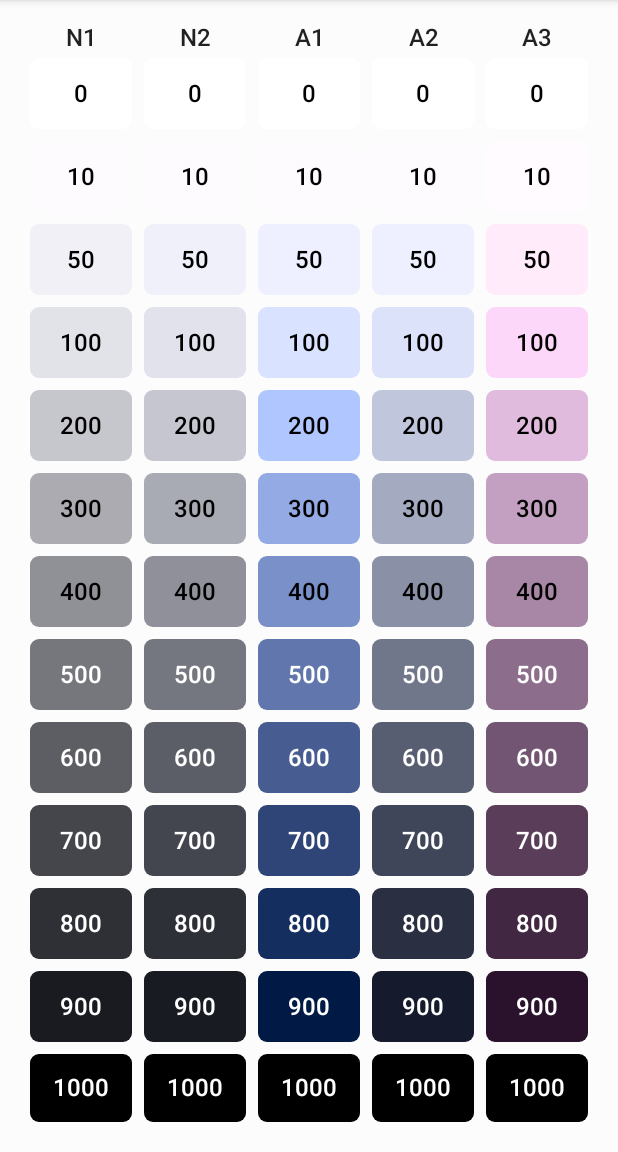
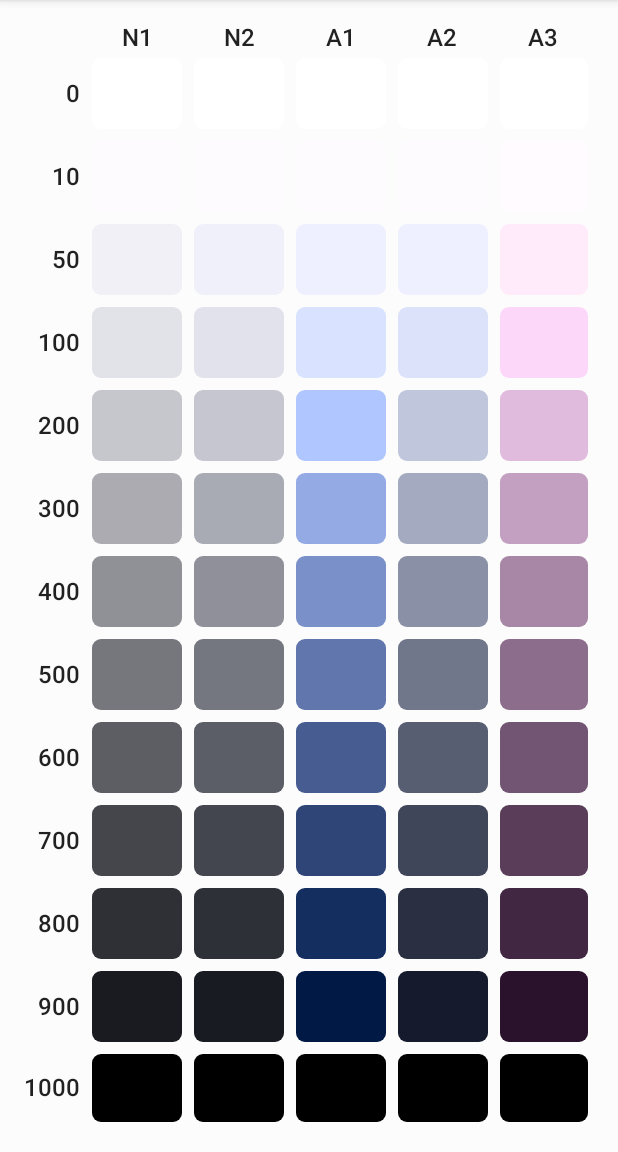
Before and after one commit to Daniel-WD/MaterialYouColorPaletteViewer, an Android app built with Jetpack Compose: the screen it shows after launch (MainActivity), on a phone screen of 412 x 824 dp, the part 84-1236 px from its top. Run offline under Robolectric (Android 15) with nearby library versions, the phone set to English and light mode, and no system bars; our stand-ins replace Dagger/Hilt's generated code, accompanist, livedata-compose.

```diff
--- a/app/src/main/java/com/titaniel/materialyoucolorpaletteviewer/ui/screens/PaletteScreen.kt
+++ b/app/src/main/java/com/titaniel/materialyoucolorpaletteviewer/ui/screens/PaletteScreen.kt
@@ -2,7 +2,10 @@ package com.titaniel.materialyoucolorpaletteviewer.ui.screens
 
 import android.app.Application
 import androidx.compose.foundation.layout.*
-import androidx.compose.material.*
+import androidx.compose.material.MaterialTheme
+import androidx.compose.material.Surface
+import androidx.compose.material.Text
+import androidx.compose.material.TopAppBar
 import androidx.compose.runtime.Composable
 import androidx.compose.runtime.SideEffect
 import androidx.compose.runtime.getValue
@@ -10,8 +13,8 @@ import androidx.compose.runtime.livedata.observeAsState
 import androidx.compose.ui.Alignment
 import androidx.compose.ui.Modifier
 import androidx.compose.ui.graphics.Color
-import androidx.compose.ui.graphics.luminance
 import androidx.compose.ui.res.colorResource
+import androidx.compose.ui.text.style.TextAlign
 import androidx.compose.ui.tooling.preview.Preview
 import androidx.compose.ui.unit.Dp
 import androidx.compose.ui.unit.dp
@@ -145,6 +148,11 @@ class PaletteViewModel @Inject constructor(context: Application) : AndroidViewMo
             "900",
             "1000"
         )
+
+        /**
+         * Labels for different colors.
+         */
+        val COLOR_NAMES = listOf("N1", "N2", "A1", "A2", "A3")
     }
 
     /**
@@ -206,25 +214,56 @@ fun PaletteScreen(colorMatrix: List<List<Color>>) {
 
         Column(modifier = Modifier.padding(16.dp)) {
 
-            Row(modifier = Modifier.fillMaxWidth(), horizontalArrangement = Arrangement.SpaceAround) {
-                Text(text = "N1")
-                Text(text = "N2")
-                Text(text = "A1")
-                Text(text = "A2")
-                Text(text = "A3")
+            val yAxisWidth = 41.dp
+
+            Row(
+                modifier = Modifier
+                    .fillMaxWidth()
+                    .padding(start = yAxisWidth),
+                horizontalArrangement = Arrangement.SpaceAround
+            ) {
+
+                PaletteViewModel.COLOR_NAMES.forEach {
+
+                    Text(text = it, textAlign = TextAlign.Center)
+                }
             }
 
             BoxWithConstraints {
 
                 // Calculate width and height of tiles
+                val tileHeight = maxHeight / 13
+
+                Row {
+
+                    Column(
+                        modifier = Modifier
+                            .width(yAxisWidth)
+                            .padding(end = 4.dp),
+                        horizontalAlignment = Alignment.End
+                    ) {
+
+                        PaletteViewModel.SHADE_LABELS.forEach {
+
+                            Box(
+                                modifier = Modifier.height(tileHeight),
+                                contentAlignment = Alignment.CenterEnd
+                            ) {
+
+                                Text(text = it)
+                            }
+                        }
+                    }
+
+                    BoxWithConstraints {
+
                         val tileWidth = maxWidth / 5
-                val tileHeight = maxHeight / 13
 
                         Column(
                             horizontalAlignment = Alignment.CenterHorizontally
                         ) {
 
-                    colorMatrix.forEachIndexed { i, colorRow ->
+                            colorMatrix.forEach { colorRow ->
 
                                 Row {
 
@@ -232,14 +271,17 @@ fun PaletteScreen(colorMatrix: List<List<Color>>) {
 
                                         Tile(
                                             color = color,
-                                    text = PaletteViewModel.SHADE_LABELS[i],
-                                    tileWidth,
-                                    tileHeight
+                                            width = tileWidth,
+                                            height = tileHeight
                                         )
                                     }
                                 }
                             }
                         }
+                    }
+
+                }
+
             }
         }
 
@@ -250,7 +292,7 @@ fun PaletteScreen(colorMatrix: List<List<Color>>) {
 }
 
 @Composable
-fun Tile(color: Color, text: String, width: Dp, height: Dp) {
+fun Tile(color: Color, width: Dp, height: Dp) {
 
     // Theme shapes
     val shapes = MaterialTheme.shapes
@@ -260,17 +302,9 @@ fun Tile(color: Color, text: String, width: Dp, height: Dp) {
             .size(width = width, height = height)
             .padding(4.dp),
         shape = shapes.small,
-        color = color,
+        color = color
     ) {
 
-        Box(contentAlignment = Alignment.Center) {
-
-            Text(
-                text = text,
-                color = if(color.luminance() > 0.2f) Color.Black else Color.White,
-                style = MaterialTheme.typography.body1
-            )
-        }
     }
 }
 
```
Lines whose indentation alone changed are shown as unchanged.
